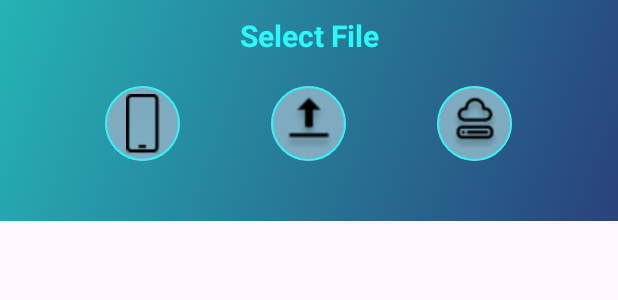
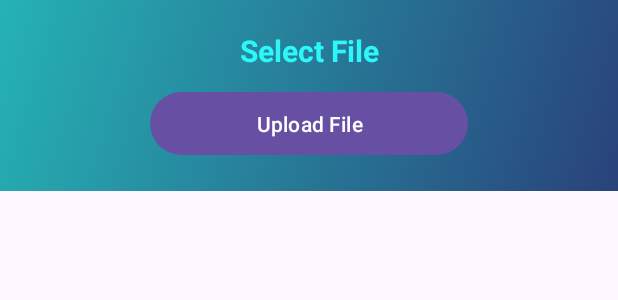
Before and after one commit to akp660/Data-Encryption, an Android app: the layout upload_file_view.xml on its own in the app's theme, with its tools: preview values and no code run, on a phone screen of 412 x 824 dp. Shown: the top 300 px of the screen. Run offline under Robolectric (Android 15) with nearby library versions, the phone set to English and light mode, and no system bars; Roboto replaces fonts that are not available here.

Commit message:
UI changes and upload file flow

```diff
--- a/app/src/main/AndroidManifest.xml
+++ b/app/src/main/AndroidManifest.xml
@@ -20,7 +20,6 @@
 
             <intent-filter>
                 <action android:name="android.intent.action.MAIN" />
-
                 <category android:name="android.intent.category.LAUNCHER" />
             </intent-filter>
         </activity>
--- /dev/null
+++ b/app/src/main/java/com/example/data_encryption/utils/AuthHandler.java
@@ -0,0 +1,6 @@
+package com.example.data_encryption.utils;
+
+public interface AuthHandler {
+    void onAuthSuccess();
+    void onAuthFailure();
+}
--- a/app/src/main/java/com/example/data_encryption/utils/BioManager.java
+++ b/app/src/main/java/com/example/data_encryption/utils/BioManager.java
@@ -16,27 +16,29 @@ import java.util.concurrent.Executor;
 public class BioManager {
 
 
-    public static void authenticateUser(Activity activity) {
+    public static void authenticateUser(Activity activity, AuthHandler authHandler) {
         Executor executor = ContextCompat.getMainExecutor(activity);
 
-        // Create a BiometricPrompt instance
         BiometricPrompt biometricPrompt = new BiometricPrompt((FragmentActivity) activity, executor, new BiometricPrompt.AuthenticationCallback() {
             @Override
             public void onAuthenticationError(int errorCode, @NonNull CharSequence errString) {
                 super.onAuthenticationError(errorCode, errString);
                 Toast.makeText(activity, "Authentication failed: "+ errString, Toast.LENGTH_SHORT).show();
+                authHandler.onAuthFailure();
             }
 
             @Override
             public void onAuthenticationSucceeded(@NonNull BiometricPrompt.AuthenticationResult result) {
                 super.onAuthenticationSucceeded(result);
                 Toast.makeText(activity, "Authentication succeeded", Toast.LENGTH_SHORT).show();
+                authHandler.onAuthSuccess();
             }
 
             @Override
             public void onAuthenticationFailed() {
                 super.onAuthenticationFailed();
                 Toast.makeText(activity, "Authentication failed", Toast.LENGTH_SHORT).show();
+                authHandler.onAuthFailure();
             }
         });
 
--- a/app/src/main/res/layout/upload_file_view.xml
+++ b/app/src/main/res/layout/upload_file_view.xml
@@ -4,6 +4,7 @@
     xmlns:tools="http://schemas.android.com/tools"
     android:layout_width="match_parent"
     android:layout_height="wrap_content"
+    android:paddingVertical="20dp"
     android:background="@drawable/gradient_background">
 
 
@@ -11,7 +12,6 @@
         android:id="@+id/header"
         android:layout_width="wrap_content"
         android:layout_height="wrap_content"
-        android:layout_marginTop="10dp"
         android:text="Select File"
         android:textColor="#2CF7F9"
         android:textSize="20sp"
@@ -21,99 +21,114 @@
         app:layout_constraintStart_toStartOf="parent"
         app:layout_constraintTop_toTopOf="parent" />
 
-    <com.google.android.flexbox.FlexboxLayout
+
+    <com.google.android.material.button.MaterialButton
+        android:id="@+id/uploadButton"
         android:layout_width="match_parent"
-        android:layout_height="100dp"
+        android:layout_height="50dp"
+        android:layout_marginHorizontal="100dp"
         android:layout_marginTop="10dp"
-        android:orientation="horizontal"
-        android:paddingVertical="10dp"
-        android:paddingHorizontal="40dp"
-        app:alignContent="center"
-        app:justifyContent="space_around"
+        android:text="Upload File"
         app:layout_constraintEnd_toEndOf="parent"
         app:layout_constraintHorizontal_bias="0.5"
         app:layout_constraintStart_toStartOf="parent"
         app:layout_constraintTop_toBottomOf="@+id/header">
 
+    </com.google.android.material.button.MaterialButton>
 
-        <com.google.android.material.card.MaterialCardView
-            android:layout_width="50dp"
-            android:layout_height="50dp"
-            app:cardCornerRadius="50dp"
-            app:strokeColor="#2BF7F9">
-
-            <androidx.constraintlayout.widget.ConstraintLayout
-                android:layout_width="match_parent"
-                android:layout_height="match_parent"
-                android:background="#7EABBF">
-
-                <ImageView
-                    android:layout_width="40dp"
-                    android:layout_height="40dp"
-                    android:src="@drawable/phone"
-                    app:layout_constraintBottom_toBottomOf="parent"
-                    app:layout_constraintEnd_toEndOf="parent"
-                    app:layout_constraintStart_toStartOf="parent"
-                    app:layout_constraintTop_toTopOf="parent" />
+<!--    <com.google.android.flexbox.FlexboxLayout-->
+<!--        android:layout_width="match_parent"-->
+<!--        android:layout_height="100dp"-->
+<!--        android:layout_marginTop="10dp"-->
+<!--        android:orientation="horizontal"-->
+<!--        android:paddingVertical="10dp"-->
+<!--        android:paddingHorizontal="40dp"-->
+<!--        app:alignContent="center"-->
+<!--        app:justifyContent="space_around"-->
+<!--        app:layout_constraintEnd_toEndOf="parent"-->
+<!--        app:layout_constraintHorizontal_bias="0.5"-->
+<!--        app:layout_constraintStart_toStartOf="parent"-->
+<!--        app:layout_constraintTop_toBottomOf="@+id/header">-->
 
 
-            </androidx.constraintlayout.widget.ConstraintLayout>
+<!--        <com.google.android.material.card.MaterialCardView-->
+<!--            android:layout_width="50dp"-->
+<!--            android:layout_height="50dp"-->
+<!--            app:cardCornerRadius="50dp"-->
+<!--            app:strokeColor="#2BF7F9">-->
 
-        </com.google.android.material.card.MaterialCardView>
+<!--            <androidx.constraintlayout.widget.ConstraintLayout-->
+<!--                android:layout_width="match_parent"-->
+<!--                android:layout_height="match_parent"-->
+<!--                android:background="#7EABBF">-->
+
+<!--                <ImageView-->
+<!--                    android:layout_width="40dp"-->
+<!--                    android:layout_height="40dp"-->
+<!--                    android:src="@drawable/phone"-->
+<!--                    app:layout_constraintBottom_toBottomOf="parent"-->
+<!--                    app:layout_constraintEnd_toEndOf="parent"-->
+<!--                    app:layout_constraintStart_toStartOf="parent"-->
+<!--                    app:layout_constraintTop_toTopOf="parent" />-->
 
 
-        <com.google.android.material.card.MaterialCardView
-            android:layout_width="50dp"
-            android:layout_height="50dp"
-            app:cardCornerRadius="50dp"
-            app:strokeColor="#2BF7F9">
+<!--            </androidx.constraintlayout.widget.ConstraintLayout>-->
 
-            <androidx.constraintlayout.widget.ConstraintLayout
-                android:layout_width="match_parent"
-                android:layout_height="match_parent"
-                android:background="#7EABBF">
-
-                <ImageView
-                    android:layout_width="40dp"
-                    android:layout_height="40dp"
-                    android:src="@drawable/upload"
-                    app:layout_constraintBottom_toBottomOf="parent"
-                    app:layout_constraintEnd_toEndOf="parent"
-                    app:layout_constraintStart_toStartOf="parent"
-                    app:layout_constraintTop_toTopOf="parent" />
+<!--        </com.google.android.material.card.MaterialCardView>-->
 
 
-            </androidx.constraintlayout.widget.ConstraintLayout>
+<!--        <com.google.android.material.card.MaterialCardView-->
+<!--            android:layout_width="50dp"-->
+<!--            android:layout_height="50dp"-->
+<!--            app:cardCornerRadius="50dp"-->
+<!--            app:strokeColor="#2BF7F9">-->
 
-        </com.google.android.material.card.MaterialCardView>
+<!--            <androidx.constraintlayout.widget.ConstraintLayout-->
+<!--                android:layout_width="match_parent"-->
+<!--                android:layout_height="match_parent"-->
+<!--                android:background="#7EABBF">-->
 
-        <com.google.android.material.card.MaterialCardView
-            android:layout_width="50dp"
-            android:layout_height="50dp"
-            app:cardCornerRadius="50dp"
-            app:strokeColor="#2BF7F9">
-
-            <androidx.constraintlayout.widget.ConstraintLayout
-                android:layout_width="match_parent"
-                android:layout_height="match_parent"
-                android:background="#7EABBF">
-
-                <ImageView
-                    android:layout_width="40dp"
-                    android:layout_height="40dp"
-                    android:src="@drawable/cloud"
-                    app:layout_constraintBottom_toBottomOf="parent"
-                    app:layout_constraintEnd_toEndOf="parent"
-                    app:layout_constraintStart_toStartOf="parent"
-                    app:layout_constraintTop_toTopOf="parent" />
+<!--                <ImageView-->
+<!--                    android:layout_width="40dp"-->
+<!--                    android:layout_height="40dp"-->
+<!--                    android:src="@drawable/upload"-->
+<!--                    app:layout_constraintBottom_toBottomOf="parent"-->
+<!--                    app:layout_constraintEnd_toEndOf="parent"-->
+<!--                    app:layout_constraintStart_toStartOf="parent"-->
+<!--                    app:layout_constraintTop_toTopOf="parent" />-->
 
 
-            </androidx.constraintlayout.widget.ConstraintLayout>
+<!--            </androidx.constraintlayout.widget.ConstraintLayout>-->
 
-        </com.google.android.material.card.MaterialCardView>
+<!--        </com.google.android.material.card.MaterialCardView>-->
+
+<!--        <com.google.android.material.card.MaterialCardView-->
+<!--            android:layout_width="50dp"-->
+<!--            android:layout_height="50dp"-->
+<!--            app:cardCornerRadius="50dp"-->
+<!--            app:strokeColor="#2BF7F9">-->
+
+<!--            <androidx.constraintlayout.widget.ConstraintLayout-->
+<!--                android:layout_width="match_parent"-->
+<!--                android:layout_height="match_parent"-->
+<!--                android:background="#7EABBF">-->
+
+<!--                <ImageView-->
+<!--                    android:layout_width="40dp"-->
+<!--                    android:layout_height="40dp"-->
+<!--                    android:src="@drawable/cloud"-->
+<!--                    app:layout_constraintBottom_toBottomOf="parent"-->
+<!--                    app:layout_constraintEnd_toEndOf="parent"-->
+<!--                    app:layout_constraintStart_toStartOf="parent"-->
+<!--                    app:layout_constraintTop_toTopOf="parent" />-->
+
+
+<!--            </androidx.constraintlayout.widget.ConstraintLayout>-->
+
+<!--        </com.google.android.material.card.MaterialCardView>-->
 
 
 
-    </com.google.android.flexbox.FlexboxLayout>
+<!--    </com.google.android.flexbox.FlexboxLayout>-->
 
 </androidx.constraintlayout.widget.ConstraintLayout>
```
Also changed, not shown: app/src/main/java/com/example/data_encryption/MainActivity.java (+11 -11 lines), app/src/main/java/com/example/data_encryption/home_page.java (+30 -5 lines), app/src/main/java/com/example/data_encryption/utils/OpenFileManager.java (+27 -1 lines).
